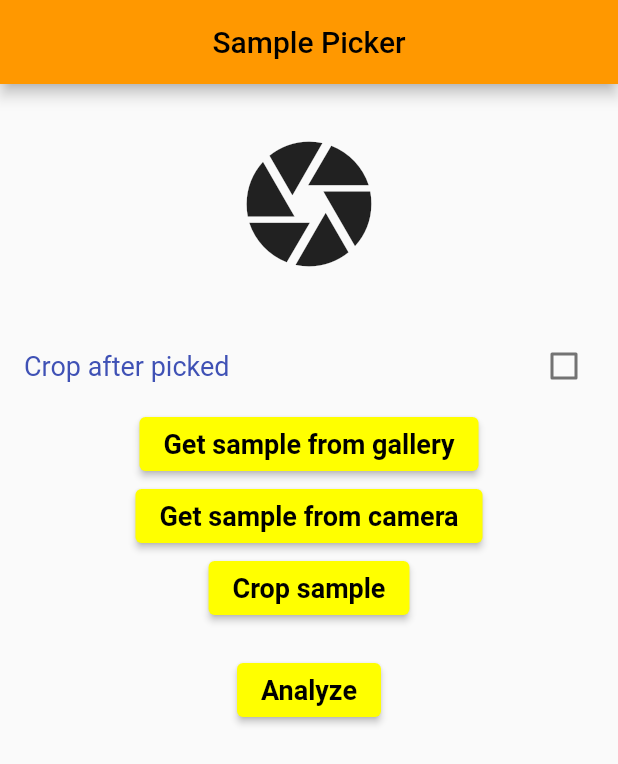
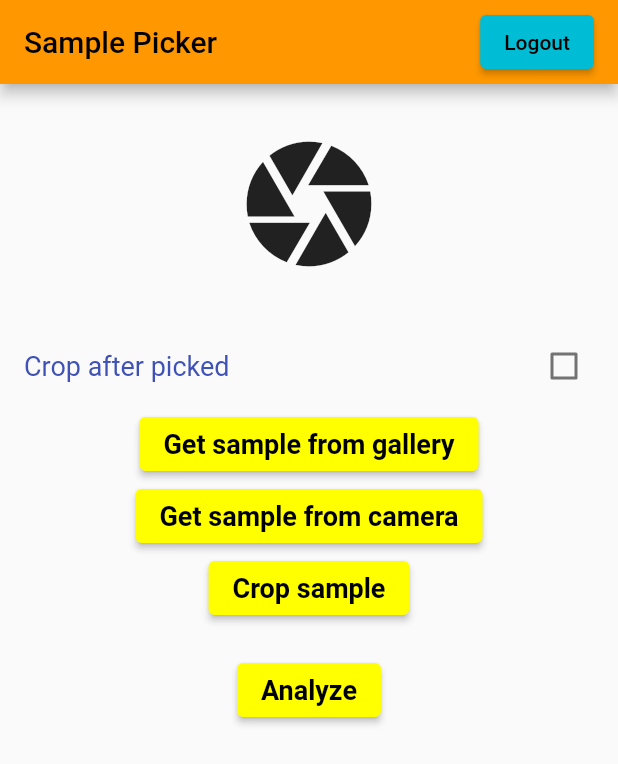
Before and after one commit to SpectrumStudio/IITG_Project_II, a Flutter app: the MyHomePage screen opened directly, on a phone screen of 412 x 824 dp. Shown: the top 764 px of the screen. Run offline on Flutter 3.47's test engine with Material 2 defaults, Android fonts, the phone set to English and light mode, and no system bars; our stand-ins replace firebase_auth, firebase_core, fluttertoast, image_cropper, image_picker, shared_preferences; missing offline and left inert: tflite_flutter; accounts and stored records are empty.

Commit message:
logout button

```diff
--- a/lib/pages/homePage.dart
+++ b/lib/pages/homePage.dart
@@ -1,8 +1,7 @@
 import 'dart:io';
 import 'dart:core';
-
+import 'package:firebase_auth/firebase_auth.dart';
 import 'package:fluttertoast/fluttertoast.dart';
-import 'package:flutter/cupertino.dart';
 import 'package:flutter/material.dart';
 import 'package:flutter/services.dart';
 import 'package:image_cropper/image_cropper.dart';
@@ -10,12 +9,10 @@ import 'package:image_picker/image_picker.dart';
 import 'package:image_picker_demo/viewModel/homePageViewModel.dart';
 import 'package:provider/provider.dart';
 import 'package:path_provider/path_provider.dart';
-import 'package:gallery_saver/gallery_saver.dart';
 import 'package:shared_preferences/shared_preferences.dart';
-import 'package:tflite_flutter/tflite_flutter.dart';
-import 'package:chaquopy/chaquopy.dart';
 
 
+import 'login.dart';
 import 'mlPage.dart';
 //void main() =>runApp(SplashScreen());
 
@@ -119,8 +116,25 @@ class _MyHomePageState extends State<MyHomePage> {
   Widget build(BuildContext context) {
     return Scaffold(
       appBar: AppBar(
-        title: Text('Sample Picker'),
-        centerTitle: true,
+        title: Row(
+          mainAxisAlignment: MainAxisAlignment.spaceBetween,
+          children: [
+            Text("Sample Picker"),
+            ElevatedButton(
+              onPressed: () async => {
+                await FirebaseAuth.instance.signOut(),
+                Navigator.pushAndRemoveUntil(
+                    context,
+                    MaterialPageRoute(
+                      builder: (context) => Login(),
+                    ),
+                    (route) => false)
+              },
+              child: Text('Logout'),
+              style: ElevatedButton.styleFrom(primary: Colors.cyan),
+            )
+          ],
+        ),
       ),
       body: SingleChildScrollView(
         child: ChangeNotifierProvider<HomePageViewModel>(
--- a/lib/pages/login.dart
+++ b/lib/pages/login.dart
@@ -3,7 +3,6 @@ import 'package:flutter/material.dart';
 import 'package:image_picker_demo/pages/forgot_password.dart';
 import 'package:image_picker_demo/pages/homePage.dart';
 import 'package:image_picker_demo/pages/signup.dart';
-import 'package:image_picker_demo/pages/user/user_main.dart';
 
 class Login extends StatefulWidget {
   Login({Key? key}) : super(key: key);
```
Also changed, not shown: 2 other files.
